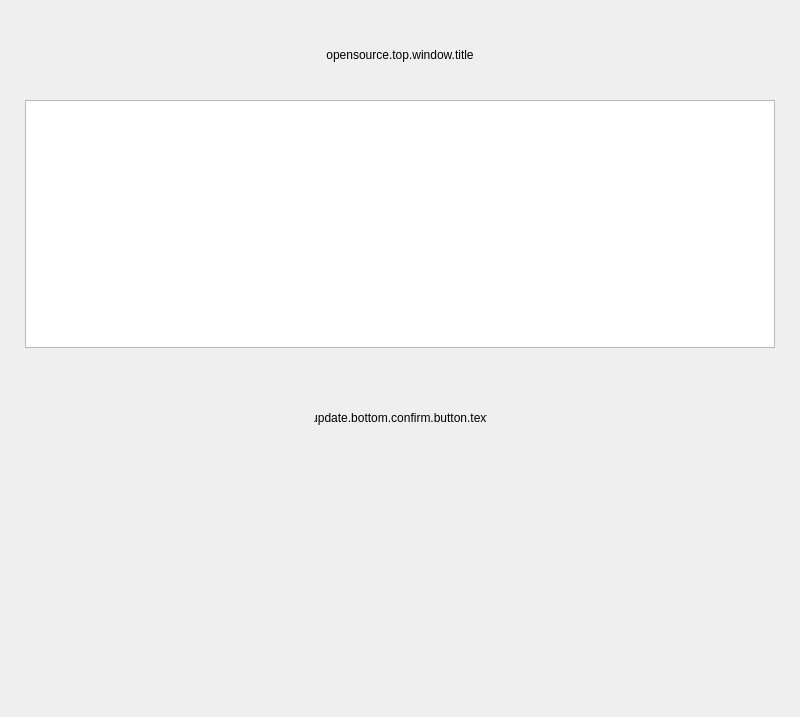
The window that src/prism/main/forms/PLSOpenSourceView.ui (naver/prism-live-studio) describes before a commit, drawn with Qt 5.
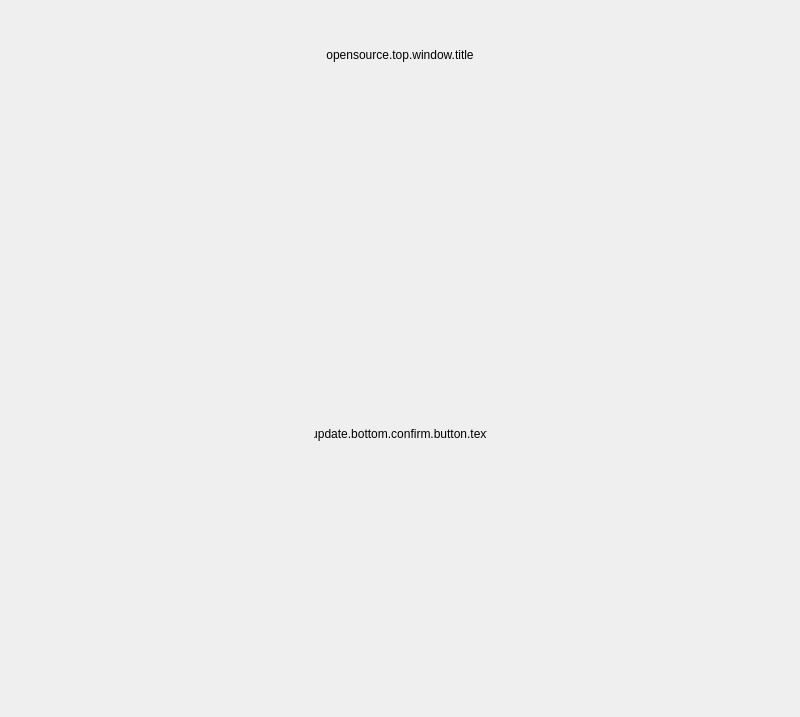
The same window after the commit.

```diff
--- a/src/prism/main/forms/PLSOpenSourceView.ui
+++ b/src/prism/main/forms/PLSOpenSourceView.ui
@@ -147,35 +147,15 @@
       </spacer>
      </item>
      <item>
-      <widget class="QTextEdit" name="textEdit">
+      <widget class="QStackedWidget" name="cefBackView">
        <property name="sizePolicy">
-        <sizepolicy hsizetype="Expanding" vsizetype="Fixed">
+        <sizepolicy hsizetype="Preferred" vsizetype="Expanding">
          <horstretch>0</horstretch>
          <verstretch>0</verstretch>
         </sizepolicy>
        </property>
-       <property name="minimumSize">
-        <size>
-         <width>0</width>
-         <height>248</height>
-        </size>
-       </property>
-       <property name="maximumSize">
-        <size>
-         <width>16777215</width>
-         <height>248</height>
-        </size>
-       </property>
-       <property name="readOnly">
-        <bool>true</bool>
-       </property>
-       <property name="html">
-        <string>&lt;!DOCTYPE HTML PUBLIC &quot;-//W3C//DTD HTML 4.0//EN&quot; &quot;http://www.w3.org/TR/REC-html40/strict.dtd&quot;&gt;
-&lt;html&gt;&lt;head&gt;&lt;meta name=&quot;qrichtext&quot; content=&quot;1&quot; /&gt;&lt;style type=&quot;text/css&quot;&gt;
-p, li { white-space: pre-wrap; }
-&lt;/style&gt;&lt;/head&gt;&lt;body style=&quot; font-family:'SimSun'; font-size:9pt; font-weight:400; font-style:normal;&quot;&gt;
-&lt;p style=&quot;-qt-paragraph-type:empty; margin-top:0px; margin-bottom:0px; margin-left:0px; margin-right:0px; -qt-block-indent:0; text-indent:0px;&quot;&gt;&lt;br /&gt;&lt;/p&gt;&lt;/body&gt;&lt;/html&gt;</string>
-       </property>
+       <widget class="QWidget" name="page"/>
+       <widget class="QWidget" name="page_2"/>
       </widget>
      </item>
      <item>
```
